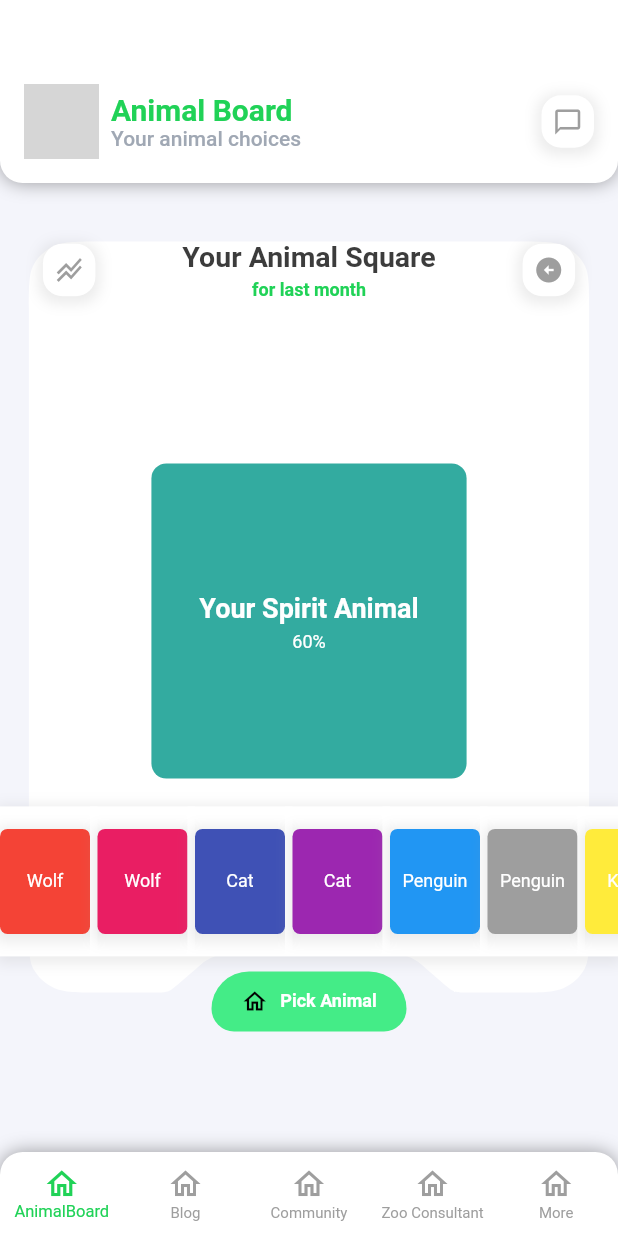
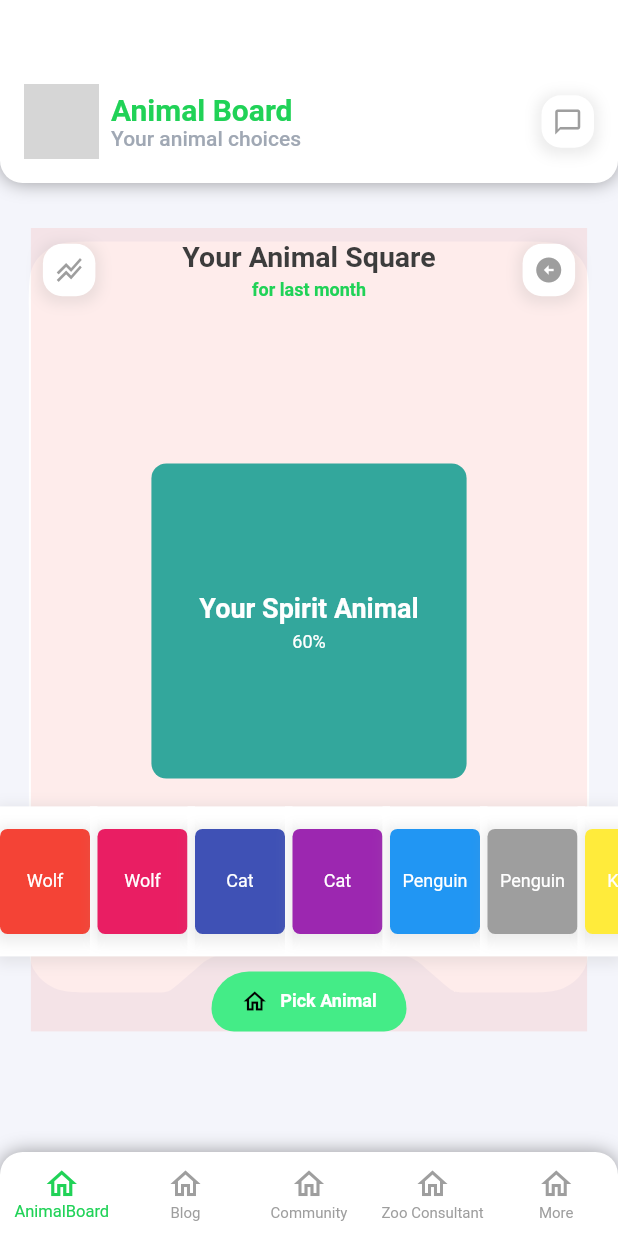
Before and after one commit to Rjk1234/animal_board, a Flutter app: the screen it shows after launch, after a tap on the "stacked line chart" icon, after a tap on "Pick Animal", on a phone screen of 412 x 824 dp. Run offline on Flutter 3.47's test engine with Material 2 defaults, Android fonts, the phone set to English and light mode, and no system bars; our stand-ins replace audioplayers, image_picker; Roboto replaces fonts that are missing (Arial); grey boxes are pictures that could not be loaded.

Commit message:
code improvement

```diff
--- a/lib/config/app_colors.dart
+++ b/lib/config/app_colors.dart
@@ -6,7 +6,7 @@ Color kDarkGreyColor = const Color.fromARGB(255, 60, 60, 60);
 Color kBodyTextGreyColor = const Color(0xffa0a8b4);
 Color kButtonColor = const Color(0xff44EC87);
 
-
+Color kColorBlack = Colors.black;
 Color kBlackShadow = Colors.black38;
 Color kWhiteColor = Colors.white;
 Color kColorRed = Colors.red;
--- a/lib/config/app_constant.dart
+++ b/lib/config/app_constant.dart
@@ -1,23 +1,21 @@
 import 'package:flutter/material.dart';
-import '../data/model.dart';
-import '../feature/animalboard/domain/model/animal_option.dart';
 import 'app_colors.dart';
 
 var sizeOptionList = [0, 10, 20, 30, 40, 50, 60, 70, 80, 90, 100];
 var opacityOptionList = [1, 20, 40, 60, 80, 100];
 
-var animalList = [
-  AnimalOption(id: 0, animalName: 'Wolf', color: kColorRed),
-  AnimalOption(id: 1, animalName: 'Wolf', color: kColorPink),
-  AnimalOption(id: 2, animalName: 'Cat', color: kColorIndigo),
-  AnimalOption(id: 3, animalName: 'Cat', color: kColorPurple),
-  AnimalOption(id: 4, animalName: 'Penguin', color: kColorBlue),
-  AnimalOption(id: 5, animalName: 'Penguin', color: kColorGrey),
-  AnimalOption(id: 6, animalName: 'Koala', color: kColorYellow),
-  AnimalOption(id: 7, animalName: 'Koala', color: kColorTeal),
-  AnimalOption(id: 8, animalName: 'Leopard', color: kColorGreen),
-  AnimalOption(id: 9, animalName: 'Leopard', color: kColorLime),
-];
+// var animalList = [
+//   AnimalOption(id: 0, animalName: 'Wolf', color: kColorRed),
+//   AnimalOption(id: 1, animalName: 'Wolf', color: kColorPink),
+//   AnimalOption(id: 2, animalName: 'Cat', color: kColorIndigo),
+//   AnimalOption(id: 3, animalName: 'Cat', color: kColorPurple),
+//   AnimalOption(id: 4, animalName: 'Penguin', color: kColorBlue),
+//   AnimalOption(id: 5, animalName: 'Penguin', color: kColorGrey),
+//   AnimalOption(id: 6, animalName: 'Koala', color: kColorYellow),
+//   AnimalOption(id: 7, animalName: 'Koala', color: kColorTeal),
+//   AnimalOption(id: 8, animalName: 'Leopard', color: kColorGreen),
+//   AnimalOption(id: 9, animalName: 'Leopard', color: kColorLime),
+// ];
 
 var themeData = ThemeData(
   primaryColor: kPrimaryColor,
--- a/lib/config/string_constant.dart
+++ b/lib/config/string_constant.dart
@@ -1,4 +1,4 @@
-String alarmAudioPath = "Sound-sci-fi.wav";
+String alarmAudioPath = "audio/Sound-sci-fi.wav";
 String placeholderAnimalImagePath = "";
 
 String headerTitleText = "Animal Board";
--- a/lib/data/model.dart
+++ b/lib/data/model.dart
@@ -1,5 +1,3 @@
-import 'dart:io';
-
 import 'package:flutter/material.dart';
 
 class TabBarItem {
--- a/lib/feature/animalboard/presentation/pages/animal_board_page.dart
+++ b/lib/feature/animalboard/presentation/pages/animal_board_page.dart
@@ -1,12 +1,12 @@
 import 'package:animal_board/config/app_colors.dart';
 import 'package:flutter/material.dart';
 import 'dart:io';
-import 'package:audioplayers/audio_cache.dart';
+import 'package:audioplayers/audioplayers.dart';
 import 'package:provider/provider.dart';
 import '../../../../config/app_constant.dart';
 import '../../../../config/string_constant.dart';
 import '../../../../core/widget/icon_button_widget.dart';
-import '../../../../data/model.dart';
+import '../../../chat/presentation/page/chat_page.dart';
 import '../../application/animal_provider.dart';
 import '../../application/schema_provider.dart';
 import '../../domain/model/animal_option.dart';
@@ -14,7 +14,6 @@ import '../widget/background_layout.dart';
 import '../widget/draggable_dropdown_List_widget.dart';
 import '../widget/header_view.dart';
 import '../widget/image_picker.dart';
-import 'chat_page.dart';
 
 class AnimalBoardPage extends StatefulWidget {
   const AnimalBoardPage({super.key});
@@ -29,12 +28,33 @@ class _AnimalBoardPageState extends State<AnimalBoardPage> {
   bool showAnimalList = false;
   bool showOpacityList = false;
   static AudioCache player = AudioCache();
+  // late AudioCache _audioCache;
+  var animalList = [
+    AnimalOption(id: 0, animalName: 'Wolf', color: kColorRed),
+    AnimalOption(id: 1, animalName: 'Wolf', color: kColorPink),
+    AnimalOption(id: 2, animalName: 'Cat', color: kColorIndigo),
+    AnimalOption(id: 3, animalName: 'Cat', color: kColorPurple),
+    AnimalOption(id: 4, animalName: 'Penguin', color: kColorBlue),
+    AnimalOption(id: 5, animalName: 'Penguin', color: kColorGrey),
+    AnimalOption(id: 6, animalName: 'Koala', color: kColorYellow),
+    AnimalOption(id: 7, animalName: 'Koala', color: kColorTeal),
+    AnimalOption(id: 8, animalName: 'Leopard', color: kColorGreen),
+    AnimalOption(id: 9, animalName: 'Leopard', color: kColorLime),
+  ];
 
   @override
   void initState() {
     super.initState();
     final postModel = Provider.of<SchemaProvider>(context, listen: false);
     postModel.getPostData();
+    //   _audioCache = AudioCache(
+    // prefix: "assets/sounds/",
+    // fixedPlayer: AudioPlayer(
+    //   // set mode to LOW_LATENCY for better performance with short audio files
+    //   mode: PlayerMode.LOW_LATENCY,
+    // )..setReleaseMode(ReleaseMode.STOP))
+    //   // pre-cache the audio file so it doesn't have to load on first call
+    //   ..load('buttonClick.wav');
   }
 
   @override
@@ -152,7 +172,7 @@ class _AnimalBoardPageState extends State<AnimalBoardPage> {
           margin: const EdgeInsets.only(top: 10),
           height: MediaQuery.of(context).size.height * 0.65,
           width: MediaQuery.of(context).size.width * 0.9,
-          // color: Colors.red.withOpacity(0.1),
+          color: kColorRed.withOpacity(0.1),
           child:
               Column(crossAxisAlignment: CrossAxisAlignment.start, children: [
             _buildTopRow(context, uiModel),
@@ -180,10 +200,10 @@ class _AnimalBoardPageState extends State<AnimalBoardPage> {
           ),
         ),
         child: TextButton.icon(
-          icon: const Icon(
+          icon: Icon(
             Icons.home_outlined, // uiModel.post?.buttonDetail[3].value.iconURL
             size: 18,
-            color: Colors.black,
+            color: kColorBlack,
           ),
           label: Text(
             uiModel.post?.buttonDetail[3].value.title ?? pickAnimalButtonTitle,
--- a/lib/feature/animalboard/presentation/pages/home_page.dart
+++ b/lib/feature/animalboard/presentation/pages/home_page.dart
@@ -1,7 +1,6 @@
 import 'package:flutter/material.dart';
 import 'package:provider/provider.dart';
 import '../../../../data/model.dart';
-import '../../application/animal_provider.dart';
 import '../../../../core/widget/bottom_tab_bar.dart';
 import '../../application/schema_provider.dart';
 import 'animal_board_page.dart';
--- a/lib/feature/animalboard/presentation/widget/animal_board_shape.dart
+++ b/lib/feature/animalboard/presentation/widget/animal_board_shape.dart
@@ -1,4 +1,6 @@
 import 'package:flutter/material.dart';
+
+import '../../../../config/app_colors.dart';
 
 class AnimalBoardShapePainter extends CustomPainter {
   @override
@@ -153,9 +155,9 @@ class AnimalBoardShapePainter extends CustomPainter {
         size.height * 0.07082913);
     path_0.close();
 
-    Paint paint_0_fill = Paint()..style = PaintingStyle.fill;
-    paint_0_fill.color = Colors.white.withOpacity(1.0);
-    canvas.drawPath(path_0, paint_0_fill);
+    Paint paint0fill = Paint()..style = PaintingStyle.fill;
+    paint0fill.color = kWhiteColor.withOpacity(1.0);
+    canvas.drawPath(path_0, paint0fill);
   }
 
   @override
--- a/lib/feature/animalboard/presentation/widget/draggable_dropdown_List_widget.dart
+++ b/lib/feature/animalboard/presentation/widget/draggable_dropdown_List_widget.dart
@@ -1,3 +1,4 @@
+import 'package:animal_board/config/app_colors.dart';
 import 'package:flutter/material.dart';
 
 class DropDownListDraggable extends StatelessWidget {
@@ -13,11 +14,11 @@ class DropDownListDraggable extends StatelessWidget {
   Widget build(BuildContext context) {
     return Container(
         decoration: BoxDecoration(
-          color: Colors.white,
+          color: kWhiteColor,
           borderRadius: BorderRadius.circular(5),
           boxShadow: [
             BoxShadow(
-              color: Colors.grey.withOpacity(0.2),
+              color: kColorGrey.withOpacity(0.2),
               spreadRadius: 3,
               blurRadius: 7,
               offset: const Offset(0, 2),
@@ -26,11 +27,10 @@ class DropDownListDraggable extends StatelessWidget {
         ),
         width: 80,
         height: 300,
-        // color: Colors.white,
         child: ListView.separated(
           separatorBuilder: (context, index) => Container(
             height: 5,
-            color: Colors.white,
+            color: kWhiteColor,
           ),
           itemCount: items.length,
           itemBuilder: (BuildContext context, int index) {
@@ -70,18 +70,18 @@ class OptionBoxDraggable extends StatelessWidget {
         decoration: BoxDecoration(
           boxShadow: [
             BoxShadow(
-              color: Colors.grey.withOpacity(0.1),
+              color: kColorGrey.withOpacity(0.1),
               spreadRadius: 3,
               blurRadius: 5,
               offset: const Offset(0, 2),
             ),
           ],
-          color: Colors.white,
+          color: kWhiteColor,
           borderRadius: const BorderRadius.all(Radius.circular(5)),
         ),
         child: isOpacityBox
             ? OpacityOptionBox(
-                color: color ?? Colors.white,
+                color: color ?? kWhiteColor,
                 item: item,
               )
             : SizeOptionBox(
@@ -104,8 +104,8 @@ class SizeOptionBox extends StatelessWidget {
   Widget build(BuildContext context) {
     return Stack(children: [
       Image.asset(
-        'assets/dottedSize.png',
-        color: Colors.grey,
+        'assets/images/dottedSize.png',
+        color: kColorGrey,
       ),
       Center(
         child: Text(
@@ -163,20 +163,20 @@ class OptionBoxDragged extends StatelessWidget {
         decoration: BoxDecoration(
           boxShadow: [
             BoxShadow(
-              color: Colors.grey.withOpacity(0.3),
+              color: kColorGrey.withOpacity(0.3),
               spreadRadius: 3,
               blurRadius: 5,
               offset: const Offset(0, 3),
             ),
           ],
-          color: Colors.white,
+          color: kWhiteColor,
           borderRadius: const BorderRadius.all(Radius.circular(5)),
         ),
         child: Material(
           color: Colors.transparent,
           child: isOpacityBox
               ? OpacityOptionBox(
-                  color: color ?? Colors.white,
+                  color: color ?? kWhiteColor,
                   item: item,
                 )
               : SizeOptionBox(
--- a/lib/feature/animalboard/presentation/widget/header_view.dart
+++ b/lib/feature/animalboard/presentation/widget/header_view.dart
@@ -1,6 +1,5 @@
 import 'dart:io';
 import 'package:flutter/material.dart';
-import '../../../../config/app_constant.dart';
 import '../../../../config/app_colors.dart';
 import '../../../../config/string_constant.dart';
 import '../../../../core/widget/icon_button_widget.dart';
@@ -33,8 +32,8 @@ class HeaderView extends StatelessWidget {
             bottomLeft: Radius.circular(15),
             bottomRight: Radius.circular(15),
           ),
-          boxShadow: const [
-            BoxShadow(color: Colors.black38, spreadRadius: 0, blurRadius: 10),
+          boxShadow: [
+            BoxShadow(color: kBlackShadow, spreadRadius: 0, blurRadius: 10),
           ],
         ),
         child: Padding(
@@ -57,7 +56,7 @@ class HeaderView extends StatelessWidget {
                                 fit: BoxFit.fitHeight,
                               )
                             : const Image(
-                                image: AssetImage('assets/nophoto.png')),
+                                image: AssetImage('assets/images/noPhoto.png')),
                       ),
                     ),
                   ),
--- a/lib/main.dart
+++ b/lib/main.dart
@@ -1,8 +1,8 @@
 import 'package:flutter/material.dart';
 import 'package:provider/provider.dart';
-import 'feature/animalboard/application/animal_provider.dart';
-import 'feature/animalboard/application/schema_provider.dart';
-import 'feature/animalboard/presentation/pages/home_page.dart';
+import 'feature/animalBoard/application/animal_provider.dart';
+import 'feature/animalBoard/application/schema_provider.dart';
+import 'feature/animalBoard/presentation/pages/home_page.dart';
 import '../../config/app_constant.dart';
 
 void main() {
--- a/pubspec.yaml
+++ b/pubspec.yaml
@@ -37,7 +37,7 @@ dependencies:
   # Use with the CupertinoIcons class for iOS style icons.
   cupertino_icons: ^1.0.2
   image_picker: ^0.8.6
-  audioplayers: ^0.7.8
+  audioplayers: ^0.20.1
   provider: ^6.0.0
   intl: ^0.17.0
 
@@ -65,7 +65,8 @@ flutter:
 
   # To add assets to your application, add an assets section, like this:
   assets:
-    - assets/
+    - assets/images/
+    - assets/audio/
   #   - images/a_dot_ham.jpeg
 
   # An image asset can refer to one or more resolution-specific "variants", see
```
Also changed, not shown: lib/feature/chat/domain/model.dart (added, +12 -0 lines), lib/feature/chat/presentation/page/chat_page.dart (renamed from lib/feature/animalboard/presentation/pages/chat_page.dart, +3 -119 lines), lib/feature/chat/presentation/widget/chat_bubble_receiver.dart (added, +56 -0 lines), lib/feature/chat/presentation/widget/chat_bubble_sender.dart (added, +56 -0 lines), pubspec.lock, 2 other files.
